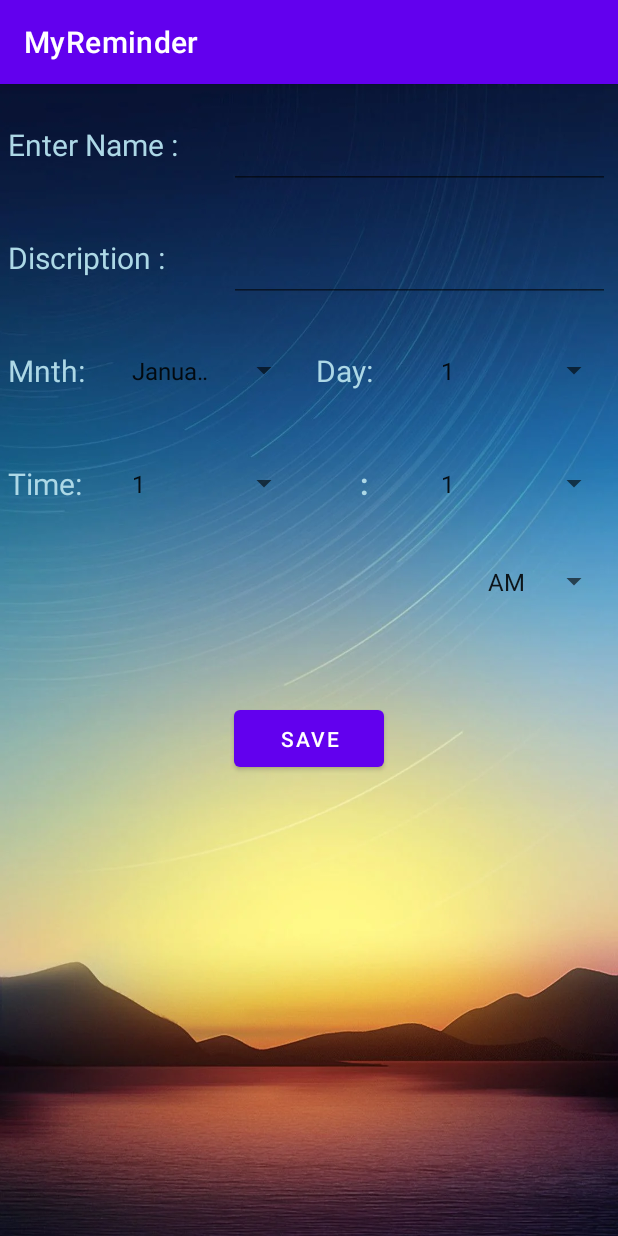
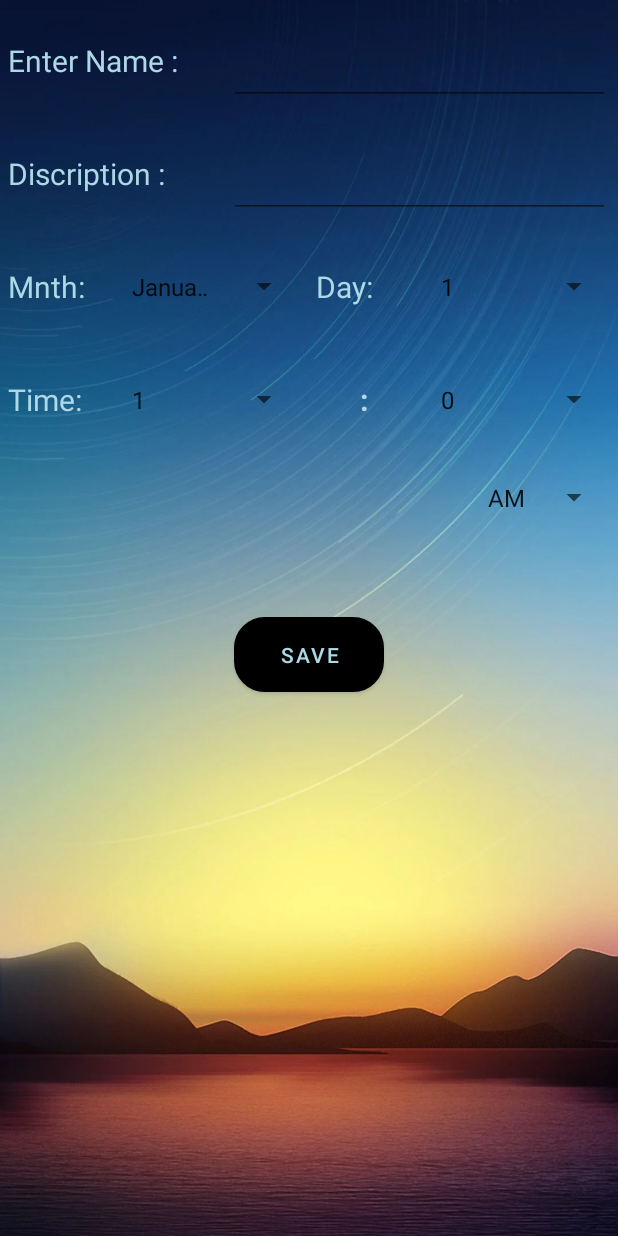
Before and after one commit to ajayreddyvanteru/ReminderApp, an Android app built with Jetpack Compose: the fragment UserEntryFragment placed in its activity, on a phone screen of 412 x 824 dp. Run offline under Robolectric (Android 15) with nearby library versions, the phone set to English and light mode, and no system bars; our stand-ins replace data binding; 1 statement that could not run was skipped.

Commit message:
3nd commit

```diff
--- a/app/build.gradle
+++ b/app/build.gradle
@@ -50,6 +50,7 @@ dependencies {
     testImplementation 'junit:junit:4.13.2'
     androidTestImplementation 'androidx.test.ext:junit:1.1.5'
     androidTestImplementation 'androidx.test.espresso:espresso-core:3.5.1'
+    implementation 'androidx.appcompat:appcompat:1.3.1'
 
 
     // Java language implementation
--- a/app/src/main/java/com/example/myreminder/MyForegroundService.kt
+++ b/app/src/main/java/com/example/myreminder/MyForegroundService.kt
@@ -46,7 +46,7 @@ class MyForegroundService : Service() {
                 val str: String = formatter.format(Date())
                 var ampm=""
                 var hour = Calendar.getInstance().get(Calendar.HOUR).toString()
-                if (Calendar.getInstance().get(Calendar.HOUR_OF_DAY) > 12) {
+                if (Calendar.getInstance().get(Calendar.HOUR_OF_DAY) >= 12 && Calendar.getInstance().get(Calendar.MINUTE)>=0 ) {
                     ampm = "PM"
                 } else {
                     ampm = "AM"
--- a/app/src/main/java/com/example/myreminder/UserEntryFragment.kt
+++ b/app/src/main/java/com/example/myreminder/UserEntryFragment.kt
@@ -40,7 +40,7 @@ class UserEntryFragment : Fragment() {
         for (i in (1..31)) {
             days.add(i.toString())
         }
-        for (i in 1..60) {
+        for (i in 0..60) {
             min.add(i.toString())
         }
 
--- a/app/src/main/res/layout/custom_dialog.xml
+++ b/app/src/main/res/layout/custom_dialog.xml
@@ -8,7 +8,7 @@
 
     <TextView
         android:id="@+id/text_title"
-        android:layout_width="379dp"
+        android:layout_width="wrap_content"
         android:layout_height="wrap_content"
         android:layout_marginTop="30dp"
         android:gravity="center"
@@ -29,6 +29,7 @@
         android:background="@drawable/stroke_blue_full_curve"
         android:text="OK"
         android:textColor="@color/blue"
+        app:backgroundTint="@color/black"
         app:layout_constraintBottom_toBottomOf="parent"
         app:layout_constraintEnd_toEndOf="parent"
         app:layout_constraintTop_toBottomOf="@+id/text_title" />
@@ -43,6 +44,7 @@
         android:background="@drawable/stroke_blue_full_curve"
         android:text="Cancel"
         android:textColor="@color/blue"
+        app:backgroundTint="@color/black"
         app:layout_constraintBottom_toBottomOf="parent"
         app:layout_constraintStart_toStartOf="parent"
         app:layout_constraintTop_toBottomOf="@+id/text_title" />
--- a/app/src/main/res/layout/fragment_user_entry.xml
+++ b/app/src/main/res/layout/fragment_user_entry.xml
@@ -1,6 +1,7 @@
 <?xml version="1.0" encoding="utf-8"?>
 <layout xmlns:android="http://schemas.android.com/apk/res/android"
-    xmlns:tools="http://schemas.android.com/tools">
+    xmlns:tools="http://schemas.android.com/tools"
+    xmlns:app="http://schemas.android.com/apk/res-auto">
 
     <data>
 
@@ -206,9 +207,13 @@
 
                 <Button
                     android:id="@+id/save"
+                    android:background="@drawable/stroke_blue_full_curve"
+                    app:backgroundTint="@color/black"
                     android:layout_width="100dp"
                     android:layout_height="50dp"
-                    android:text="SAVE" />
+                    android:text="SAVE"
+                    android:textColor="@color/lightblue"
+                    />
             </LinearLayout>
 
 
--- a/app/src/main/res/values/themes.xml
+++ b/app/src/main/res/values/themes.xml
@@ -1,6 +1,6 @@
 <resources xmlns:tools="http://schemas.android.com/tools">
     <!-- Base application theme. -->
-    <style name="Theme.MyReminder" parent="Theme.MaterialComponents.DayNight.DarkActionBar">
+    <style name="Theme.MyReminder" parent="Theme.MaterialComponents.DayNight.NoActionBar">
         <!-- Primary brand color. -->
         <item name="colorPrimary">@color/purple_500</item>
         <item name="colorPrimaryVariant">@color/purple_700</item>
```
Also changed, not shown: app/src/main/res/layout/fragment_user_master.xml (+32 -8 lines).
